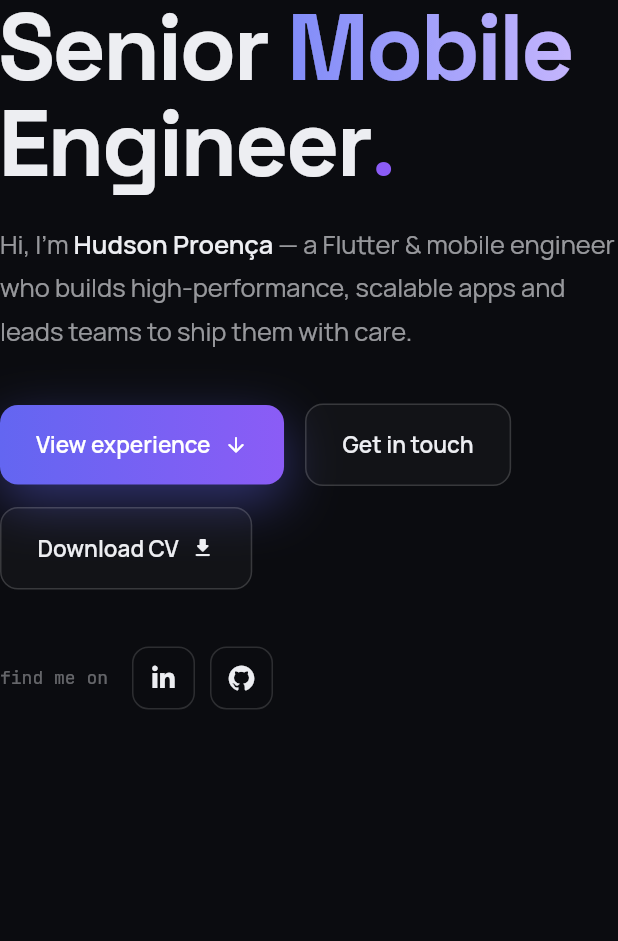
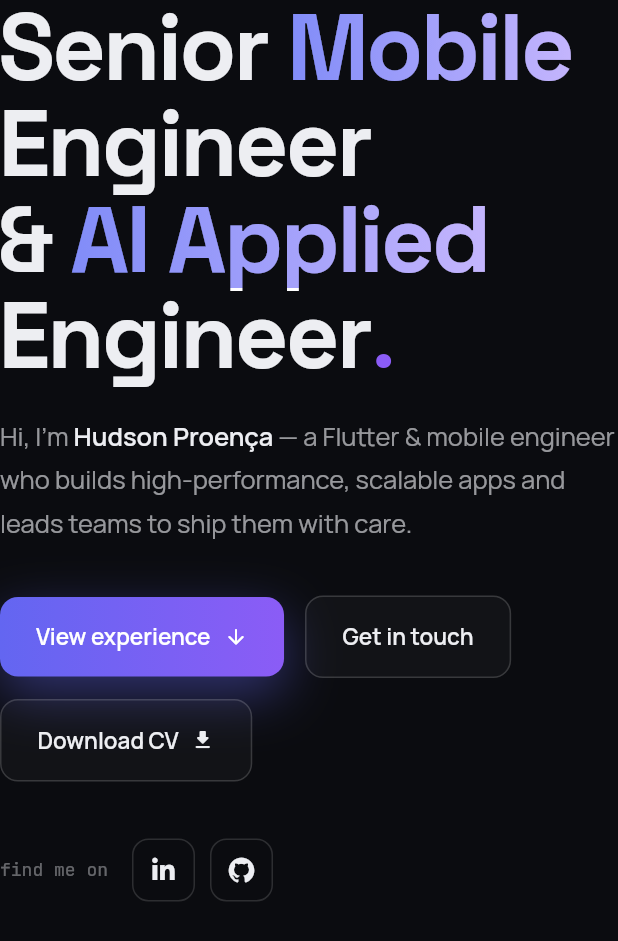
Before and after one commit to HudsonJunior/portfolio_website, a Flutter app: the _HeroLeft widget shown alone on an empty page, opened directly with empty values, on a phone screen of 412 x 824 dp. Shown: the top 941 px of the screen. Run offline on Flutter 3.47's test engine with Material 3 defaults, Android fonts, the phone set to English and light mode, and no system bars; our stand-ins replace auto_size_text, bloc, carousel_slider, firebase_core, flutter_bloc, font_awesome_flutter and 2 more; missing offline and left inert: firebase_analytics_web; accounts and stored records are empty.

Commit message:
update title

```diff
--- a/lib/features/home/presentation/widgets/desktop/home_section_desktop.dart
+++ b/lib/features/home/presentation/widgets/desktop/home_section_desktop.dart
@@ -422,6 +422,26 @@ class _HeroLeft extends StatelessWidget {
                     ).createShader(b),
                     child: Text(
                       'Mobile',
+                      style: AppTextStyles.spaceGrotesk(
+                        fontSize: 62,
+                        fontWeight: FontWeight.w700,
+                        color: Colors.white,
+                        letterSpacingEm: -0.03,
+                        height: 1.03,
+                      ),
+                    ),
+                  ),
+                ),
+                const TextSpan(text: ' Engineer\n& '),
+                WidgetSpan(
+                  alignment: PlaceholderAlignment.baseline,
+                  baseline: TextBaseline.alphabetic,
+                  child: ShaderMask(
+                    shaderCallback: (b) => const LinearGradient(
+                      colors: [Color(0xFF818CF8), Color(0xFFC4B5FD)],
+                    ).createShader(b),
+                    child: Text(
+                      'AI Applied',
                       style: AppTextStyles.spaceGrotesk(
                         fontSize: 62,
                         fontWeight: FontWeight.w700,
```
Also changed, not shown: lib/features/home/presentation/widgets/mobile/home_section_mobile.dart (+23 -1 lines).
